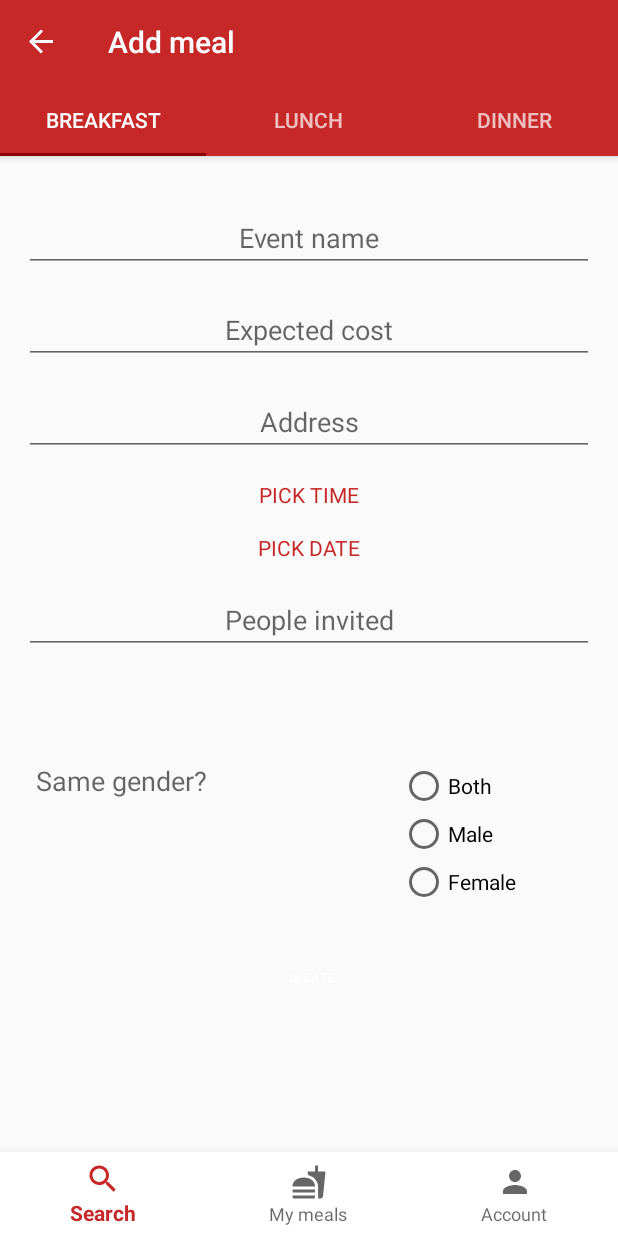
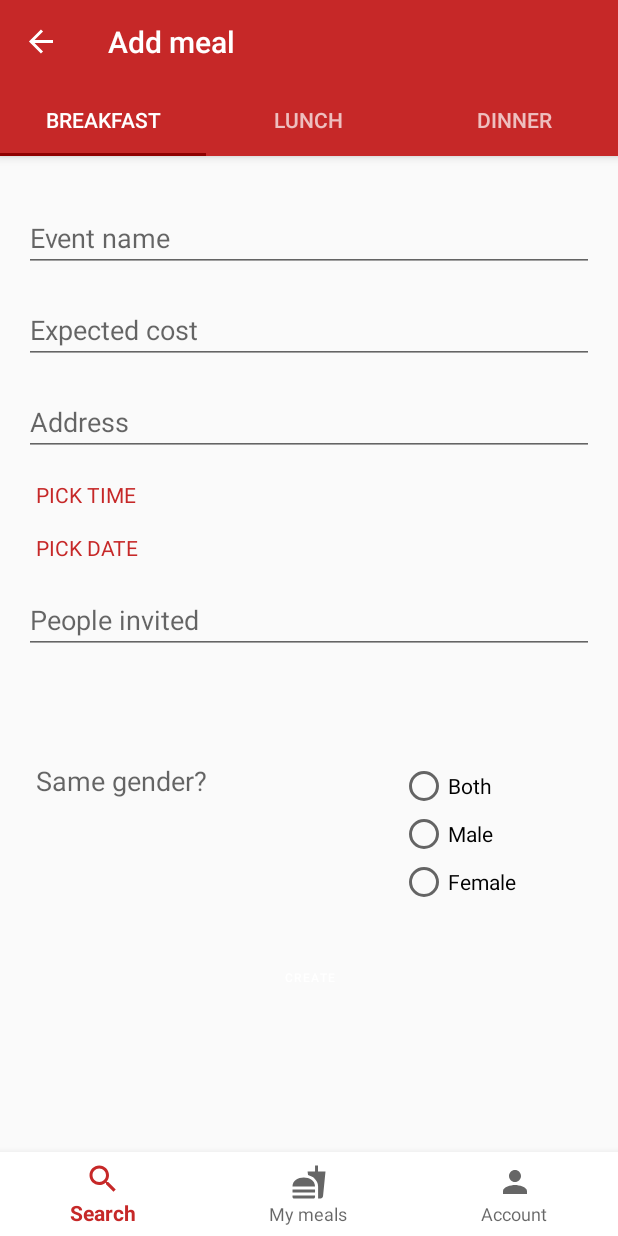
Before and after one commit to kari95/TAM, an Android app: the screen it shows after launch (MainActivity), after a tap on an icon or button, on a phone screen of 412 x 824 dp. Run offline under Robolectric (Android 15) with nearby library versions, the phone set to English and light mode, and no system bars; our stand-ins replace Firebase (no records; nobody signed in at launch, a user with empty details on screens opened directly), RxJava, data binding, navigation-ui; libraries missing offline, so code that uses them is left out: com.wdullaer.materialdatetimepicker; 1 statement that could not run was skipped.

Commit message:
- Fixed edit text alignment.

```diff
--- a/app/src/main/res/layout/fragment_add_meal.xml
+++ b/app/src/main/res/layout/fragment_add_meal.xml
@@ -29,7 +29,6 @@
         android:layout_gravity="center"
         android:text="@={viewModel.name}"
         android:hint="@string/add_meal_event_name"
-        android:textAlignment="center"
         android:ems="10"
         />
       <EditText
@@ -42,7 +41,6 @@
         android:text="@={Converter.intToString(viewModel.price, viewModel.price)}"
         android:hint="@string/add_meal_cost"
         android:inputType="numberDecimal"
-        android:textAlignment="center"
         android:ems="10"
         />
       <EditText
@@ -55,7 +53,6 @@
         android:text="@={viewModel.address}"
         android:hint="@string/add_meal_address"
         android:inputType="textPersonName"
-        android:textAlignment="center"
         android:ems="10"
         />
       <TextView
@@ -64,11 +61,11 @@
         android:layout_width="match_parent"
         android:layout_height="wrap_content"
         android:layout_marginTop="@dimen/margin_normal"
+        android:paddingLeft="@dimen/margin_mini"
         android:layout_gravity="center"
         android:text="@string/add_meal_pick_time"
         android:hint="@string/add_meal_time"
         android:textColor="@color/colorPrimary"
-        android:textAlignment="center"
         android:ems="10"
         />
       <TextView
@@ -77,10 +74,10 @@
         android:layout_width="match_parent"
         android:layout_height="wrap_content"
         android:layout_marginTop="@dimen/margin_normal"
+        android:paddingLeft="@dimen/margin_mini"
         android:layout_gravity="center"
         android:text="@string/add_meal_pick_date"
         android:textColor="@color/colorPrimary"
-        android:textAlignment="center"
         android:ems="10"
         />
       <EditText
@@ -93,7 +90,6 @@
         android:text="@={Converter.intToString(viewModel.peopleCount, viewModel.peopleCount)}"
         android:hint="@string/add_meal_people_invited"
         android:inputType="numberDecimal"
-        android:textAlignment="center"
         android:ems="10"
         />
 
@@ -150,6 +146,7 @@
         android:layout_width="match_parent"
         android:layout_height="wrap_content"
         android:layout_marginTop="@dimen/margin_normal"
+        android:layout_marginBottom="@dimen/margin_mega"
         android:layout_gravity="center"
         android:text="@string/add_meal_create"
         android:textSize="@dimen/mdtp_material_button_textsize"
```
